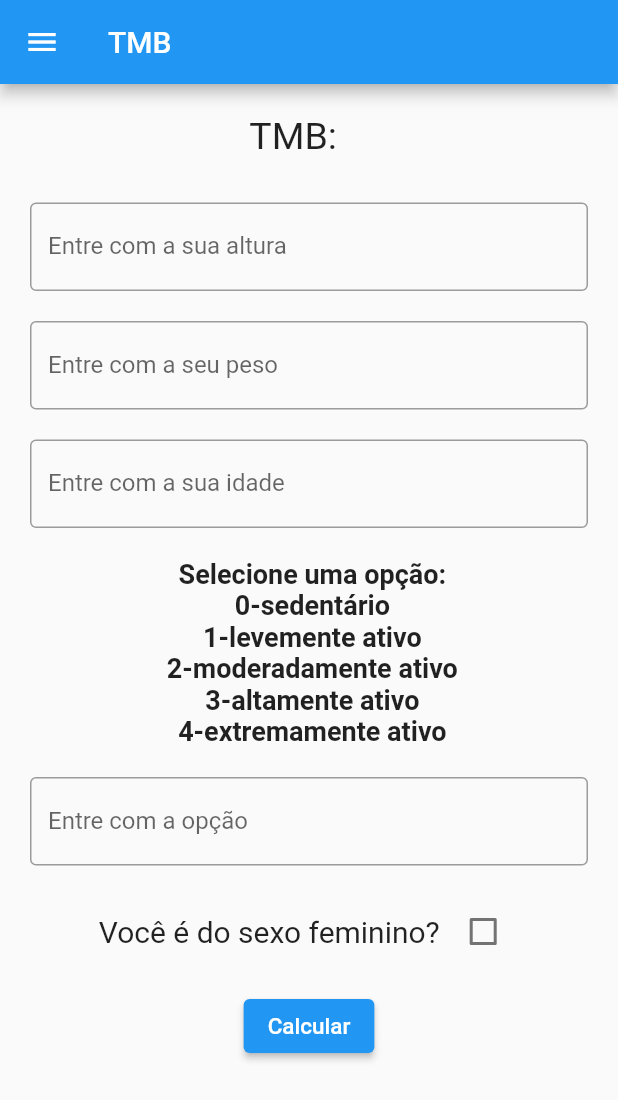
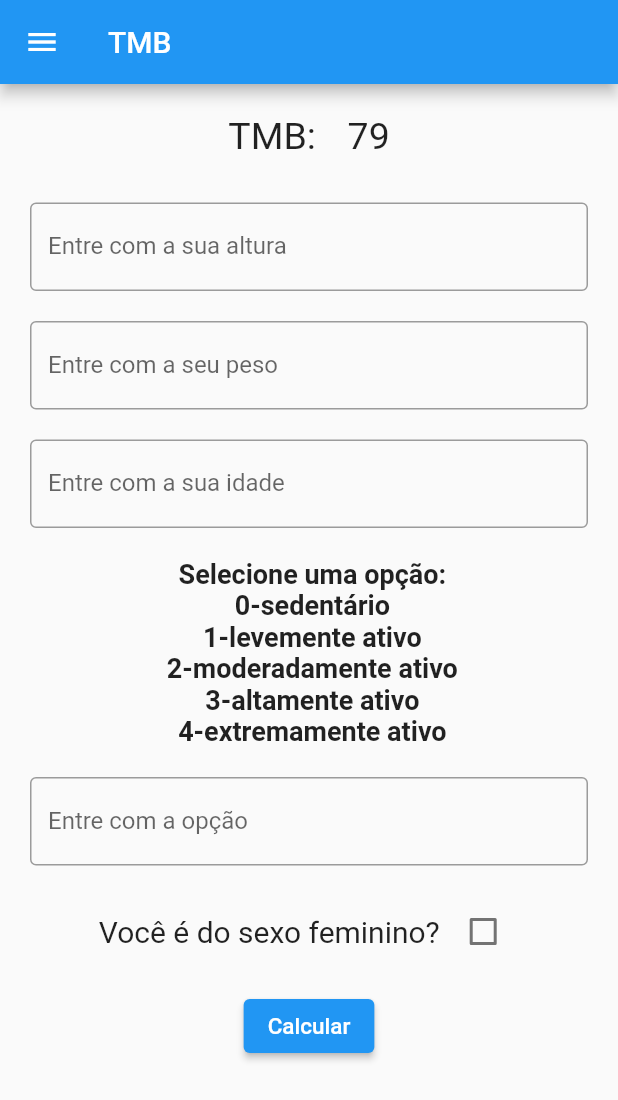
Before and after one commit to isadorabello/ProjetoC214, a Flutter app: the TMBPage screen opened by its route, after a tap on "Calcular", on a phone screen of 412 x 824 dp. Shown: the top 1100 px of the screen. Run offline on Flutter 3.47's test engine with Material 2 defaults, Android fonts, the phone set to English and light mode, and no system bars.

Commit message:
feat: building tmb page

```diff
--- a/projeto_c214/lib/controller/tmb.dart
+++ b/projeto_c214/lib/controller/tmb.dart
@@ -10,9 +10,9 @@ class TMB {
   void calculo() {
     taxa = classificar();
     if (sexo) {
+      tmb = calculoMulher();
+    } else {
       tmb = calculoHomem();
-    } else {
-      tmb = calculoMulher();
     }
   }
 
--- a/projeto_c214/lib/view/tmb_page.dart
+++ b/projeto_c214/lib/view/tmb_page.dart
@@ -25,9 +25,9 @@ class _TMBPageState extends State<TMBPage> {
     tmb.atv = atv;
     tmb.sexo = isChecked;
 
-    tmb.calculo();
-    print(tmb.tmb);
-    print(tmb.sexo);
+    setState(() {
+      tmb.calculo();
+    });
   }
 
   @override
@@ -51,7 +51,7 @@ class _TMBPageState extends State<TMBPage> {
                       const SizedBox(
                         width: 15,
                       ),
-                      Text("", style: const TextStyle(fontSize: 25)),
+                      Text("${tmb.tmb}", style: const TextStyle(fontSize: 25)),
                     ],
                   ),
                   const SizedBox(
```
